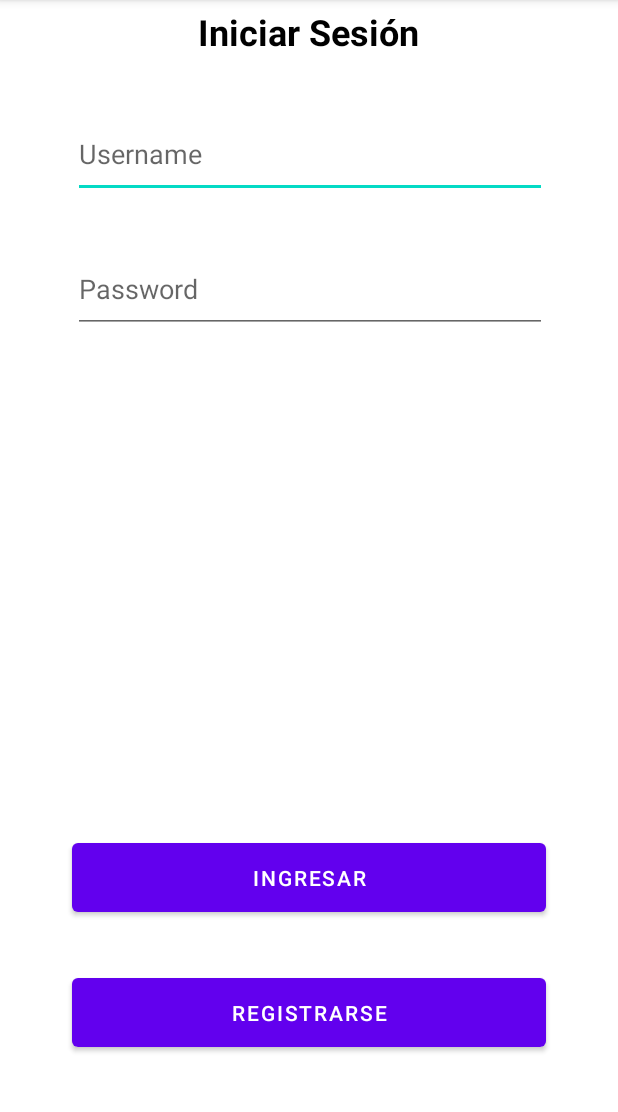
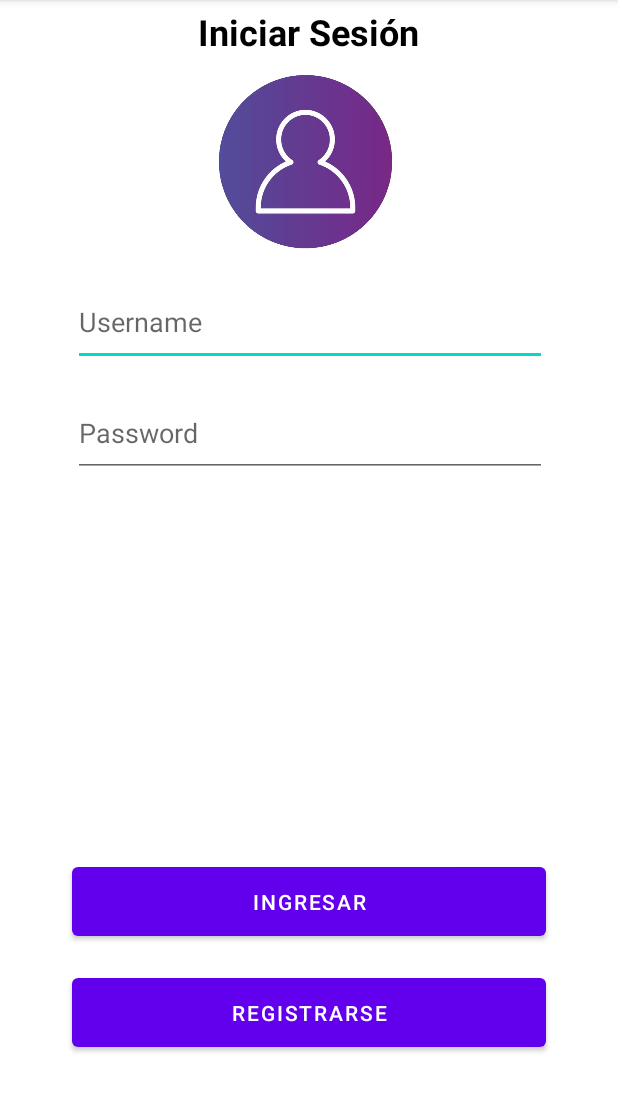
Before and after one commit to GabScarafia/APM-Actividad1, an Android app: the screen it shows after launch (MainActivity), on a phone screen of 412 x 824 dp, the part 84-1196 px from its top. Run offline under Robolectric (Android 15) with nearby library versions, the phone set to English and light mode, and no system bars.

Commit message:
Detalles
Co-Authored-By: AzcurraAgustin <85192246+AzcurraAgustin@users.noreply.github.com>

```diff
--- a/app/src/main/res/layout/activity_main.xml
+++ b/app/src/main/res/layout/activity_main.xml
@@ -21,24 +21,34 @@
         app:layout_constraintStart_toStartOf="parent"
         app:layout_constraintTop_toTopOf="parent" />
 
+    <ImageView
+        android:id="@+id/imageAndroid"
+        android:layout_width="159dp"
+        android:layout_height="120dp"
+        android:layout_marginStart="124dp"
+        android:layout_marginTop="8dp"
+        app:layout_constraintStart_toStartOf="parent"
+        app:layout_constraintTop_toBottomOf="@+id/textView"
+        app:srcCompat="@drawable/img_guy" />
+
     <EditText
         android:id="@+id/username"
         android:layout_width="316dp"
         android:layout_height="58dp"
-        android:layout_marginTop="32dp"
+        android:layout_marginTop="16dp"
         android:ems="10"
         android:hint="Username"
         android:inputType="textPersonName"
         app:layout_constraintEnd_toEndOf="parent"
         app:layout_constraintHorizontal_bias="0.505"
         app:layout_constraintStart_toStartOf="parent"
-        app:layout_constraintTop_toBottomOf="@+id/textView" />
+        app:layout_constraintTop_toBottomOf="@+id/imageAndroid" />
 
     <EditText
         android:id="@+id/password"
         android:layout_width="316dp"
         android:layout_height="58dp"
-        android:layout_marginTop="32dp"
+        android:layout_marginTop="16dp"
         android:ems="10"
         android:hint="Password"
         android:inputType="textPassword"
@@ -72,11 +82,11 @@
         android:id="@+id/loginButton"
         android:layout_width="316dp"
         android:layout_height="58dp"
-        android:layout_marginBottom="32dp"
+        android:layout_marginBottom="16dp"
         android:text="Ingresar"
         app:layout_constraintBottom_toTopOf="@+id/registerButton"
         app:layout_constraintEnd_toEndOf="@+id/registerButton"
-        app:layout_constraintHorizontal_bias="0.0"
+        app:layout_constraintHorizontal_bias="1.0"
         app:layout_constraintStart_toStartOf="@+id/registerButton" />
 
 
```
Also changed, not shown: app/src/main/java/com/example/apm_actividad1/Bienvenida.kt (+0 -14 lines), app/src/main/res/layout/activity_registro.xml (+15 -5 lines), app/src/main/res/drawable/img_guy.jpg (added).
